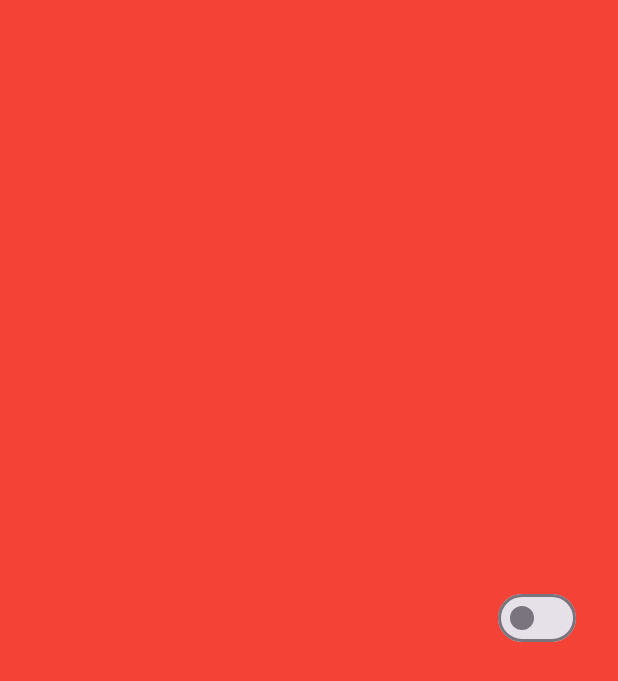
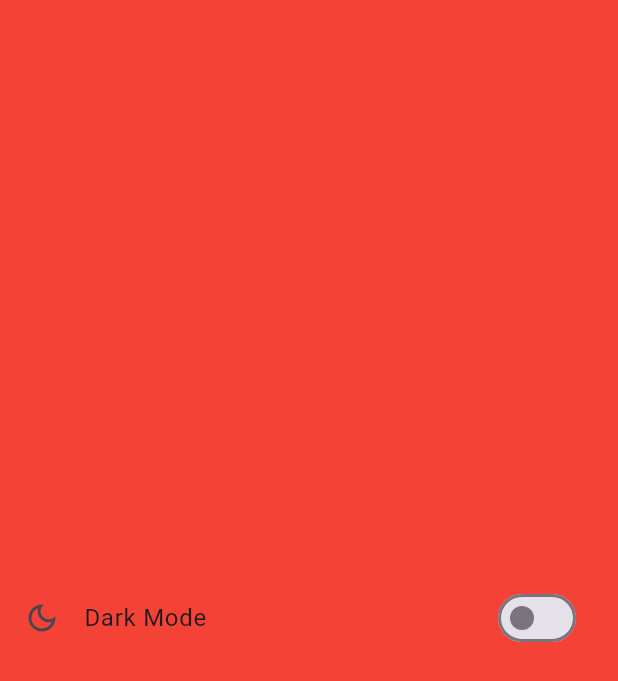
Before and after one commit to FJacobb/addstore, a Flutter app: the Home screen opened directly, on a phone screen of 412 x 824 dp. Shown: the top 681 px of the screen. Run offline on Flutter 3.47's test engine with Material 3 defaults, Android fonts, the phone set to English and light mode, and no system bars; our stand-ins replace curved_navigation_bar, shared_preferences; accounts and stored records are empty.

Commit message:
i added more page

```diff
--- a/lib/main.dart
+++ b/lib/main.dart
@@ -1,6 +1,6 @@
 import 'package:addstore/count/theme_data.dart';
 import 'package:addstore/provider/theme_provider.dart';
-import 'package:addstore/screen/home.dart';
+import 'package:addstore/screen/btm_nav.dart';
 import 'package:flutter/material.dart';
 import 'package:flutter/services.dart';
 import 'package:provider/provider.dart';
@@ -53,7 +53,7 @@ class _MyAppState extends State<MyApp> {
             debugShowCheckedModeBanner: false,
             title: 'Flutter Demo',
             theme: Style.themeData(themeProvider.getDarkTheme, context),
-            home: Home(),
+            home: BtmNav(),
           );
         },
       ),
--- a/lib/screen/home.dart
+++ b/lib/screen/home.dart
@@ -2,18 +2,31 @@ import 'package:addstore/provider/theme_provider.dart';
 import 'package:flutter/material.dart';
 import 'package:provider/provider.dart';
 
-class Home extends StatelessWidget {
+class Home extends StatefulWidget {
   const Home({super.key});
 
+  @override
+  State<Home> createState() => _HomeState();
+}
+
+class _HomeState extends State<Home> {
   @override
   Widget build(BuildContext context) {
     final themestate = Provider.of<ThemeProvider>(context);
     return Scaffold(
       body: Center(
         child: SwitchListTile(
+          title:
+              themestate.getDarkTheme ? Text("Light Mode") : Text("Dark Mode"),
+          secondary:
+              themestate.getDarkTheme
+                  ? Icon(Icons.light_mode_outlined)
+                  : Icon(Icons.dark_mode_outlined),
           value: themestate.getDarkTheme,
           onChanged: (bool value) {
-            themestate.setThemeProvider = value;
+            setState(() {
+              themestate.setThemeProvider = value;
+            });
           },
         ),
       ),
--- a/pubspec.yaml
+++ b/pubspec.yaml
@@ -36,6 +36,7 @@ dependencies:
   cupertino_icons: ^1.0.8
   shared_preferences: ^2.5.3
   provider: ^6.1.5
+  curved_navigation_bar: ^1.0.6
 
 dev_dependencies:
   flutter_test:
```
Also changed, not shown: lib/screen/btm_nav.dart (+41 -0 lines), lib/screen/cart.dart (+15 -0 lines), lib/screen/categories.dart (+15 -0 lines), lib/screen/user.dart (+15 -0 lines), pubspec.lock.
